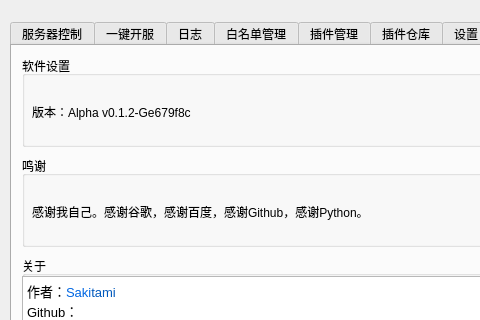
Qt form UI/main.ui (Sakitami/MinecraftBDS-Manager) before a commit; both pictures show x 0 to 480 and y 0 to 320 of the 809 by 453 pixel window.
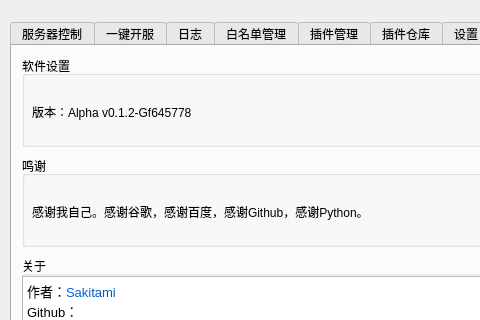
The same form after that commit. The open tabs and pages were chosen to show the change.

What changed in the file:
```diff
--- a/UI/main.ui
+++ b/UI/main.ui
@@ -1713,7 +1713,7 @@
        </rect>
       </property>
       <property name="text">
-       <string>版本：Alpha v0.1.2-Ge679f8c</string>
+       <string>版本：Alpha v0.1.2-Gf645778</string>
       </property>
      </widget>
      <widget class="QPushButton" name="about_vcheck_button">
```
